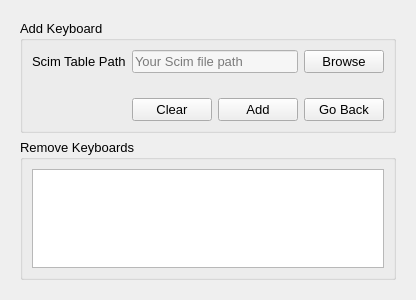
Before: the Qt Designer form view/dialog.ui in mohanrex/pykalappai---old, drawn with Qt 5.
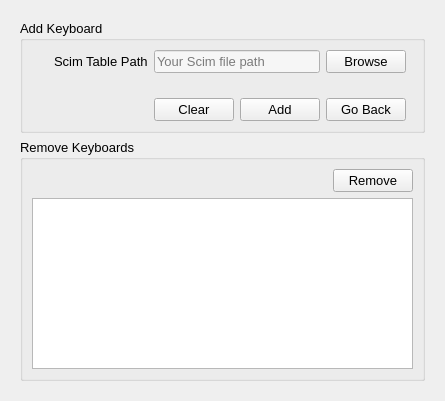
After: the same form once the commit is applied. The open tabs and pages were chosen to show the change. Icons and pictures are not drawn.

What changed in the file:
```diff
--- a/view/dialog.ui
+++ b/view/dialog.ui
@@ -6,8 +6,8 @@
    <rect>
     <x>0</x>
     <y>0</y>
-    <width>404</width>
-    <height>300</height>
+    <width>445</width>
+    <height>401</height>
    </rect>
   </property>
   <property name="windowTitle">
@@ -346,7 +346,37 @@
          <property name="title">
           <string>Remove Keyboards</string>
          </property>
-         <layout class="QHBoxLayout" name="horizontalLayout_4">
+         <layout class="QVBoxLayout" name="verticalLayout_2">
+          <item>
+           <layout class="QHBoxLayout" name="horizontalLayout_4">
+            <item>
+             <spacer name="horizontalSpacer_6">
+              <property name="orientation">
+               <enum>Qt::Horizontal</enum>
+              </property>
+              <property name="sizeHint" stdset="0">
+               <size>
+                <width>40</width>
+                <height>20</height>
+               </size>
+              </property>
+             </spacer>
+            </item>
+            <item>
+             <widget class="QPushButton" name="remove_button">
+              <property name="maximumSize">
+               <size>
+                <width>200</width>
+                <height>16777215</height>
+               </size>
+              </property>
+              <property name="text">
+               <string>Remove</string>
+              </property>
+             </widget>
+            </item>
+           </layout>
+          </item>
           <item>
            <widget class="QTableWidget" name="keyboard_table"/>
           </item>
```
Left out of the diff: 2 changed lines with no effect on the pictures.
